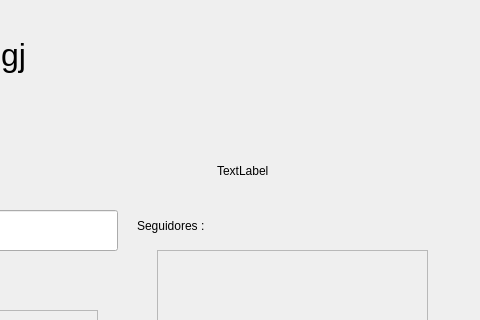
symphony701/SX31_201924261_20191d998, file TrabajoFinal/formperfil.ui: the form before one commit; both pictures show x 433 to 913 and y 0 to 320 of the 913 by 875 pixel window.
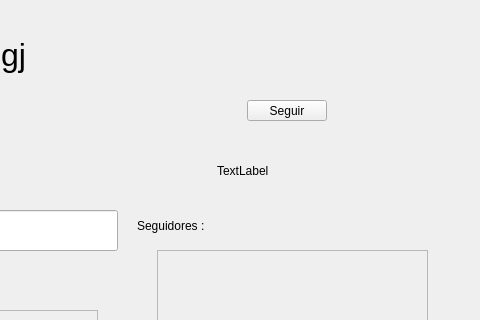
The form after the commit.

Diff of the .ui file:
```diff
--- a/TrabajoFinal/formperfil.ui
+++ b/TrabajoFinal/formperfil.ui
@@ -215,6 +215,19 @@
     <string>Publicar</string>
    </property>
   </widget>
+  <widget class="QPushButton" name="pushButton_2">
+   <property name="geometry">
+    <rect>
+     <x>680</x>
+     <y>100</y>
+     <width>80</width>
+     <height>21</height>
+    </rect>
+   </property>
+   <property name="text">
+    <string>Seguir</string>
+   </property>
+  </widget>
  </widget>
  <resources/>
  <connections/>
```
